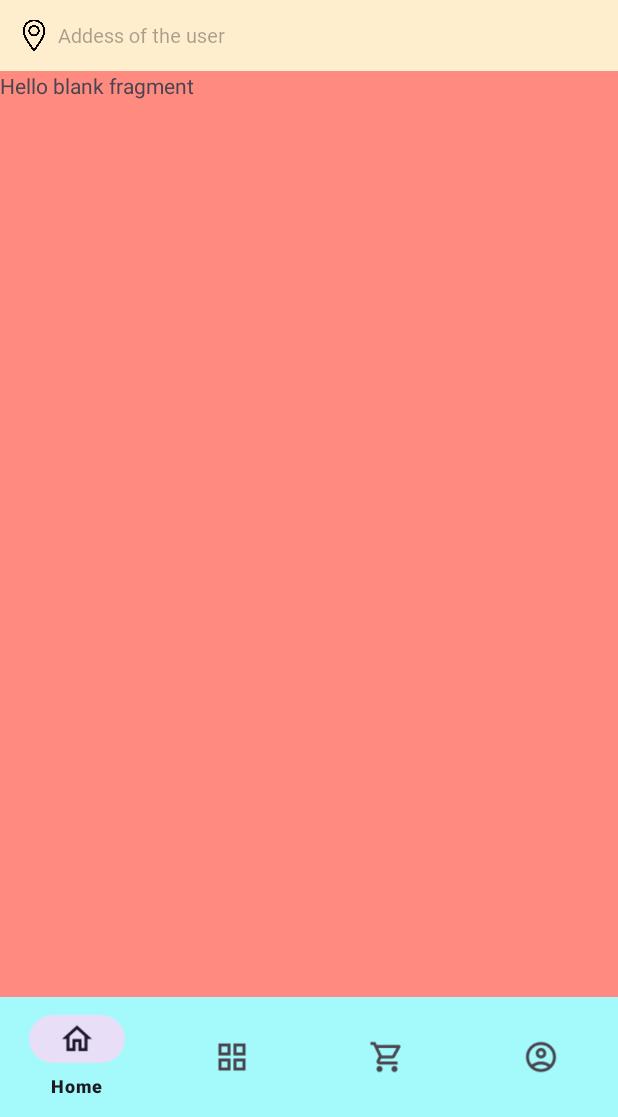
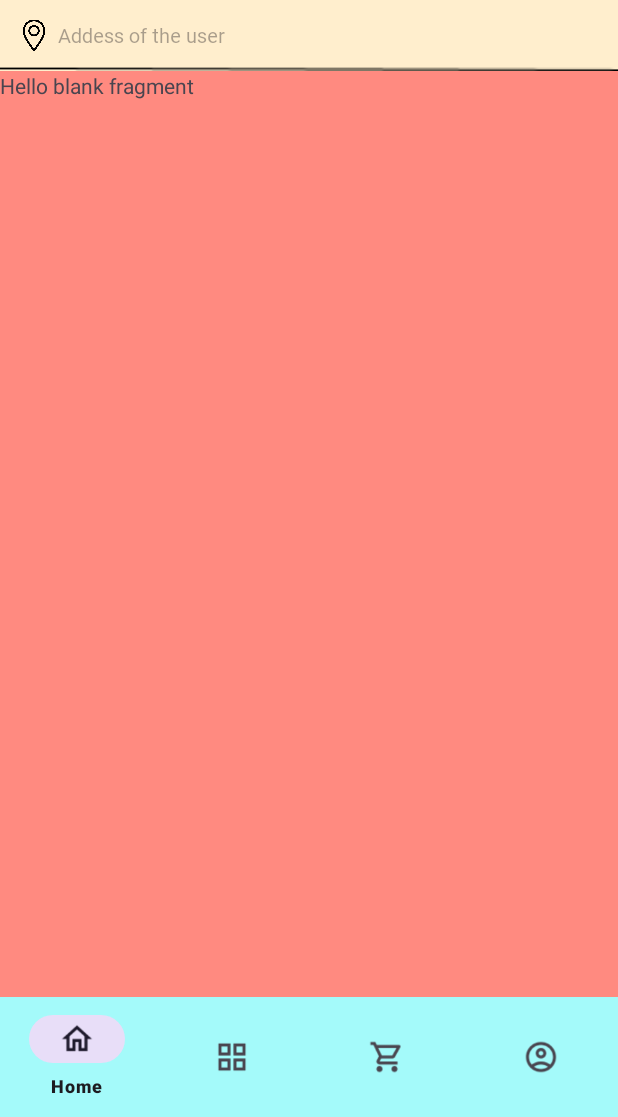
Before and after one commit to VrushabhHirapOfficial/QuickCart, an Android app: the MainActivity screen opened directly, with no data from a screen before it, on a phone screen of 412 x 824 dp, the part 119-1236 px from its top. Run offline under Robolectric (Android 15) with nearby library versions, the light colour scheme and no system bars.

Commit message:
small bug fixes

```diff
--- a/app/src/main/java/com/vrushabhhirap/quickcart/Activity/MainActivity.java
+++ b/app/src/main/java/com/vrushabhhirap/quickcart/Activity/MainActivity.java
@@ -44,7 +44,7 @@ public class MainActivity extends AppCompatActivity {
                 } else if (id == R.id.navigation_profile) {
                     loadFragment(new ProfileFragment(),false);
                 }
-                return false;
+                return true;
             }
         });
 
--- a/app/src/main/res/layout/activity_main.xml
+++ b/app/src/main/res/layout/activity_main.xml
@@ -106,16 +106,34 @@
 
     </LinearLayout>
 
+    <ImageView
+        android:id="@+id/line2"
+        android:layout_width="match_parent"
+        android:layout_height="wrap_content"
+        android:background="@drawable/line"
+        app:layout_constraintBottom_toBottomOf="@+id/Linearlayoutforaddreess">
+
+    </ImageView>
+
     <FrameLayout
         android:id="@+id/container"
         android:layout_width="match_parent"
         android:layout_height="0dp"
-        app:layout_constraintBottom_toTopOf="@+id/bottom_navigation"
+        app:layout_constraintBottom_toTopOf="@+id/line3"
         app:layout_constraintLeft_toLeftOf="parent"
         app:layout_constraintRight_toRightOf="parent"
-        app:layout_constraintTop_toBottomOf="@+id/Linearlayoutforaddreess">
+        app:layout_constraintTop_toBottomOf="@+id/line2">
 
     </FrameLayout>
+    <ImageView
+        android:id="@+id/line3"
+        android:layout_width="match_parent"
+        android:layout_height="wrap_content"
+        android:visibility="visible"
+        android:background="@drawable/line"
+        app:layout_constraintTop_toTopOf="@+id/bottom_navigation">
+
+    </ImageView>
 
 
     <com.google.android.material.bottomnavigation.BottomNavigationView
```
